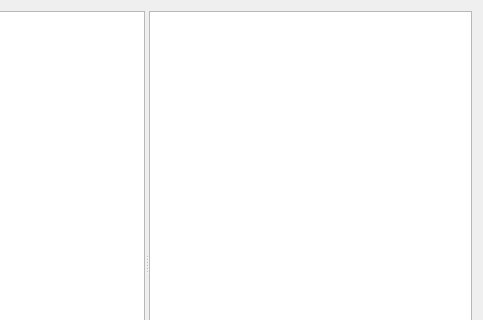
Above: desktop_constructor_app/constructor_app/bot_editor_form.ui from cuttlesystems/simplegram before the change; both pictures show x 189 to 672 and y 0 to 320 of the 672 by 553 pixel window. Below: the same form after it.
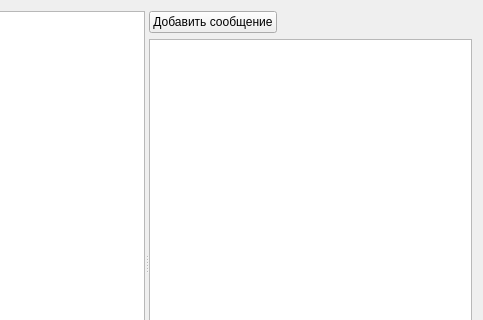
That is the form after the change.

Commit message: Возможность добавлять сообщения (пока отображаются как прямоугольники)

```diff
--- a/desktop_constructor_app/constructor_app/bot_editor_form.ui
+++ b/desktop_constructor_app/constructor_app/bot_editor_form.ui
@@ -13,14 +13,44 @@
   <property name="windowTitle">
    <string>Редактор бота</string>
   </property>
-  <layout class="QVBoxLayout" name="verticalLayout">
+  <layout class="QVBoxLayout" name="verticalLayout_2">
    <item>
     <widget class="QSplitter" name="splitter">
      <property name="orientation">
       <enum>Qt::Horizontal</enum>
      </property>
      <widget class="QTreeView" name="bot_params_view"/>
-     <widget class="QGraphicsView" name="graphics_view"/>
+     <widget class="QWidget" name="">
+      <layout class="QVBoxLayout" name="verticalLayout">
+       <item>
+        <layout class="QHBoxLayout" name="horizontalLayout">
+         <item>
+          <widget class="QPushButton" name="add_message_button">
+           <property name="text">
+            <string>Добавить сообщение</string>
+           </property>
+          </widget>
+         </item>
+         <item>
+          <spacer name="horizontalSpacer_2">
+           <property name="orientation">
+            <enum>Qt::Horizontal</enum>
+           </property>
+           <property name="sizeHint" stdset="0">
+            <size>
+             <width>40</width>
+             <height>20</height>
+            </size>
+           </property>
+          </spacer>
+         </item>
+        </layout>
+       </item>
+       <item>
+        <widget class="QGraphicsView" name="graphics_view"/>
+       </item>
+      </layout>
+     </widget>
     </widget>
    </item>
    <item>
```
The commit also changes 2 other files.
